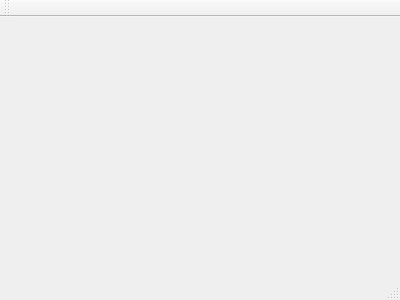
Qt form 4985_CommAudio/mainwindow.ui (RobertArendac/4985-CommAudio) before a commit.
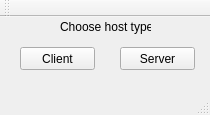
The same form after that commit.

```diff
--- a/4985_CommAudio/mainwindow.ui
+++ b/4985_CommAudio/mainwindow.ui
@@ -1,24 +1,79 @@
 <ui version="4.0">
  <class>MainWindow</class>
- <widget class="QMainWindow" name="MainWindow" >
-  <property name="geometry" >
+ <widget class="QMainWindow" name="MainWindow">
+  <property name="geometry">
    <rect>
     <x>0</x>
     <y>0</y>
-    <width>400</width>
-    <height>300</height>
+    <width>210</width>
+    <height>115</height>
    </rect>
   </property>
   <property name="windowTitle" >
    <string>MainWindow</string>
   </property>
-  <widget class="QMenuBar" name="menuBar" />
-  <widget class="QToolBar" name="mainToolBar" />
-  <widget class="QWidget" name="centralWidget" />
-  <widget class="QStatusBar" name="statusBar" />
+  <widget class="QWidget" name="centralWidget">
+   <widget class="QPushButton" name="clientButton">
+    <property name="geometry">
+     <rect>
+      <x>20</x>
+      <y>30</y>
+      <width>75</width>
+      <height>23</height>
+     </rect>
+    </property>
+    <property name="text">
+     <string>Client</string>
+    </property>
+   </widget>
+   <widget class="QPushButton" name="serverButton">
+    <property name="geometry">
+     <rect>
+      <x>120</x>
+      <y>30</y>
+      <width>75</width>
+      <height>23</height>
+     </rect>
+    </property>
+    <property name="text">
+     <string>Server</string>
+    </property>
+   </widget>
+   <widget class="QLabel" name="clientServerOptionLabel">
+    <property name="geometry">
+     <rect>
+      <x>60</x>
+      <y>0</y>
+      <width>91</width>
+      <height>20</height>
+     </rect>
+    </property>
+    <property name="text">
+     <string>Choose host type</string>
+    </property>
+   </widget>
+  </widget>
+  <widget class="QMenuBar" name="menuBar">
+   <property name="geometry">
+    <rect>
+     <x>0</x>
+     <y>0</y>
+     <width>210</width>
+     <height>21</height>
+    </rect>
+   </property>
+  </widget>
+  <widget class="QToolBar" name="mainToolBar">
+   <attribute name="toolBarArea">
+    <enum>TopToolBarArea</enum>
+   </attribute>
+   <attribute name="toolBarBreak">
+    <bool>false</bool>
+   </attribute>
+  </widget>
+  <widget class="QStatusBar" name="statusBar"/>
  </widget>
- <layoutDefault spacing="6" margin="11" />
- <pixmapfunction></pixmapfunction>
+ <layoutdefault spacing="6" margin="11"/>
  <resources/>
  <connections/>
 </ui>
```
Left out of the diff: 5 changed lines with no effect on the pictures.
